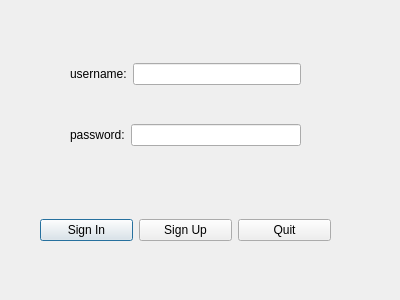
happylittlecat2333/pokemon, file Pokemon_v3_client/login.ui: the form before one commit.
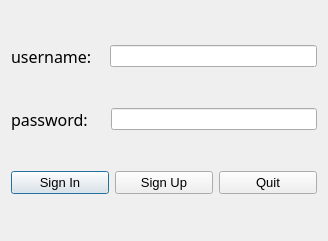
The form after the commit.

Patch:
```diff
--- a/Pokemon_v3_client/login.ui
+++ b/Pokemon_v3_client/login.ui
@@ -6,25 +6,64 @@
    <rect>
     <x>0</x>
     <y>0</y>
-    <width>400</width>
-    <height>300</height>
+    <width>328</width>
+    <height>241</height>
    </rect>
   </property>
   <property name="windowTitle">
    <string>Dialog</string>
   </property>
-  <widget class="QWidget" name="horizontalLayoutWidget">
-   <property name="geometry">
-    <rect>
-     <x>40</x>
-     <y>190</y>
-     <width>291</width>
-     <height>80</height>
-    </rect>
-   </property>
+  <layout class="QGridLayout" name="gridLayout">
+   <item row="0" column="0">
+    <layout class="QHBoxLayout" name="horizontalLayout_2">
+     <item>
+      <widget class="QLabel" name="label_username">
+       <property name="font">
+        <font>
+         <family>Bodoni MT</family>
+         <pointsize>12</pointsize>
+        </font>
+       </property>
+       <property name="text">
+        <string>username:   </string>
+       </property>
+      </widget>
+     </item>
+     <item>
+      <widget class="QLineEdit" name="lineEditName"/>
+     </item>
+    </layout>
+   </item>
+   <item row="1" column="0">
+    <layout class="QHBoxLayout" name="horizontalLayout_3">
+     <item>
+      <widget class="QLabel" name="label_password">
+       <property name="font">
+        <font>
+         <family>Bodoni MT</family>
+         <pointsize>12</pointsize>
+        </font>
+       </property>
+       <property name="text">
+        <string>password:    </string>
+       </property>
+      </widget>
+     </item>
+     <item>
+      <widget class="QLineEdit" name="lineEditPwd"/>
+     </item>
+    </layout>
+   </item>
+   <item row="2" column="0">
    <layout class="QHBoxLayout" name="horizontalLayout">
     <item>
      <widget class="QPushButton" name="pushButton_signIn">
+       <property name="font">
+        <font>
+         <family>Arial</family>
+         <pointsize>10</pointsize>
+        </font>
+       </property>
       <property name="text">
        <string>Sign In</string>
       </property>
@@ -32,6 +71,12 @@
     </item>
     <item>
      <widget class="QPushButton" name="pushButton_signUp">
+       <property name="font">
+        <font>
+         <family>Arial</family>
+         <pointsize>10</pointsize>
+        </font>
+       </property>
       <property name="text">
        <string>Sign Up</string>
       </property>
@@ -39,53 +84,20 @@
     </item>
     <item>
      <widget class="QPushButton" name="pushButton">
+       <property name="font">
+        <font>
+         <family>Arial</family>
+         <pointsize>10</pointsize>
+        </font>
+       </property>
       <property name="text">
        <string>Quit</string>
       </property>
      </widget>
     </item>
    </layout>
-  </widget>
-  <widget class="QWidget" name="verticalLayoutWidget">
-   <property name="geometry">
-    <rect>
-     <x>70</x>
-     <y>30</y>
-     <width>231</width>
-     <height>151</height>
-    </rect>
-   </property>
-   <layout class="QVBoxLayout" name="verticalLayout">
-    <item>
-     <layout class="QHBoxLayout" name="horizontalLayout_2">
-      <item>
-       <widget class="QLabel" name="label_username">
-        <property name="text">
-         <string>username:</string>
-        </property>
-       </widget>
-      </item>
-      <item>
-       <widget class="QLineEdit" name="lineEditName"/>
-      </item>
-     </layout>
-    </item>
-    <item>
-     <layout class="QHBoxLayout" name="horizontalLayout_3">
-      <item>
-       <widget class="QLabel" name="label_password">
-        <property name="text">
-         <string>password:</string>
-        </property>
-       </widget>
-      </item>
-      <item>
-       <widget class="QLineEdit" name="lineEditPwd"/>
-      </item>
-     </layout>
-    </item>
-   </layout>
-  </widget>
+   </item>
+  </layout>
  </widget>
  <resources/>
  <connections/>
```
Lines whose indentation alone changed are shown as unchanged.
